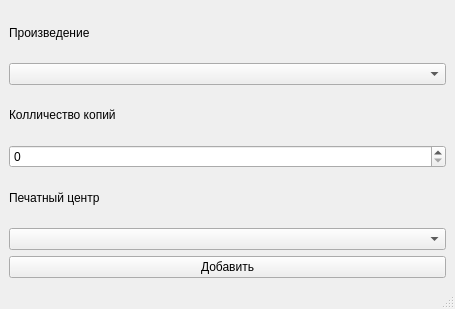
relsa228/CPP-university-projects, file 5 term/DB/ZilbermanPublisher/Views/HelpView/batchesview.ui: the form before one commit.
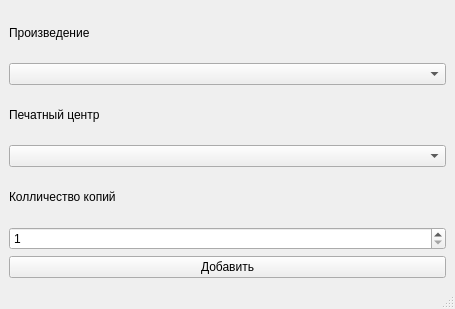
The form after the commit.

What changed in the file:
```diff
--- a/5 term/DB/ZilbermanPublisher/Views/HelpView/batchesview.ui
+++ b/5 term/DB/ZilbermanPublisher/Views/HelpView/batchesview.ui
@@ -27,16 +27,6 @@
       <item>
        <widget class="QComboBox" name="work_box"/>
       </item>
-      <item>
-       <widget class="QLabel" name="label">
-        <property name="text">
-         <string>Колличество копий</string>
-        </property>
-       </widget>
-      </item>
-      <item>
-       <widget class="QSpinBox" name="count_spin"/>
-      </item>
       <item>
        <widget class="QLabel" name="label_3">
         <property name="text">
@@ -47,6 +37,23 @@
       <item>
        <widget class="QComboBox" name="print_box"/>
       </item>
+      <item>
+       <widget class="QLabel" name="label">
+        <property name="text">
+         <string>Колличество копий</string>
+        </property>
+       </widget>
+      </item>
+      <item>
+       <widget class="QSpinBox" name="count_spin">
+        <property name="minimum">
+         <number>1</number>
+        </property>
+        <property name="maximum">
+         <number>9999999</number>
+        </property>
+       </widget>
+      </item>
       <item>
        <widget class="QPushButton" name="add_batch">
         <property name="text">
```
